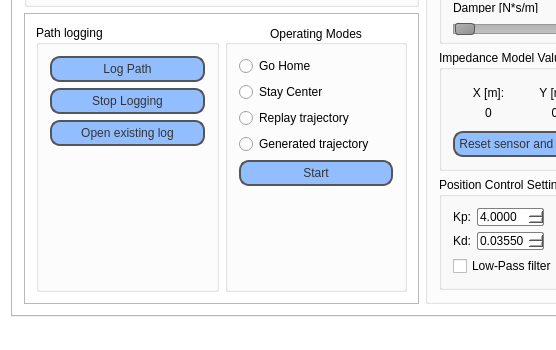
ABC-iRobotics/iRob-FaaR, file FaaR/mainwindow.ui: the form before one commit; both pictures show x 0 to 556 and y 317 to 667 of the 843 by 667 pixel window.
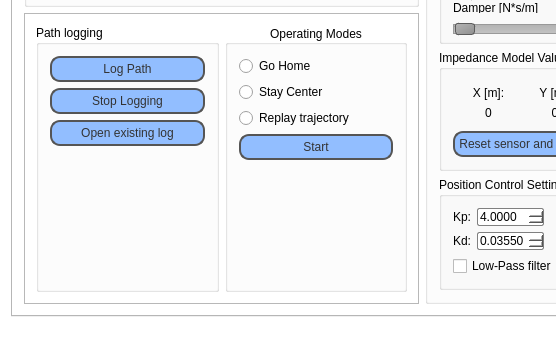
The form after the commit. Icons and pictures are not drawn. Custom widgets are drawn as their Qt base class.

```diff
--- a/FaaR/mainwindow.ui
+++ b/FaaR/mainwindow.ui
@@ -1038,13 +1038,6 @@
                 </property>
                </widget>
               </item>
-              <item>
-               <widget class="QRadioButton" name="genTrajMode">
-                <property name="text">
-                 <string>Generated trajectory</string>
-                </property>
-               </widget>
-              </item>
               <item>
                <widget class="QPushButton" name="ModeStartButton">
                 <property name="text">
```
Left out of the diff: 4 changed lines with no effect on the pictures.
